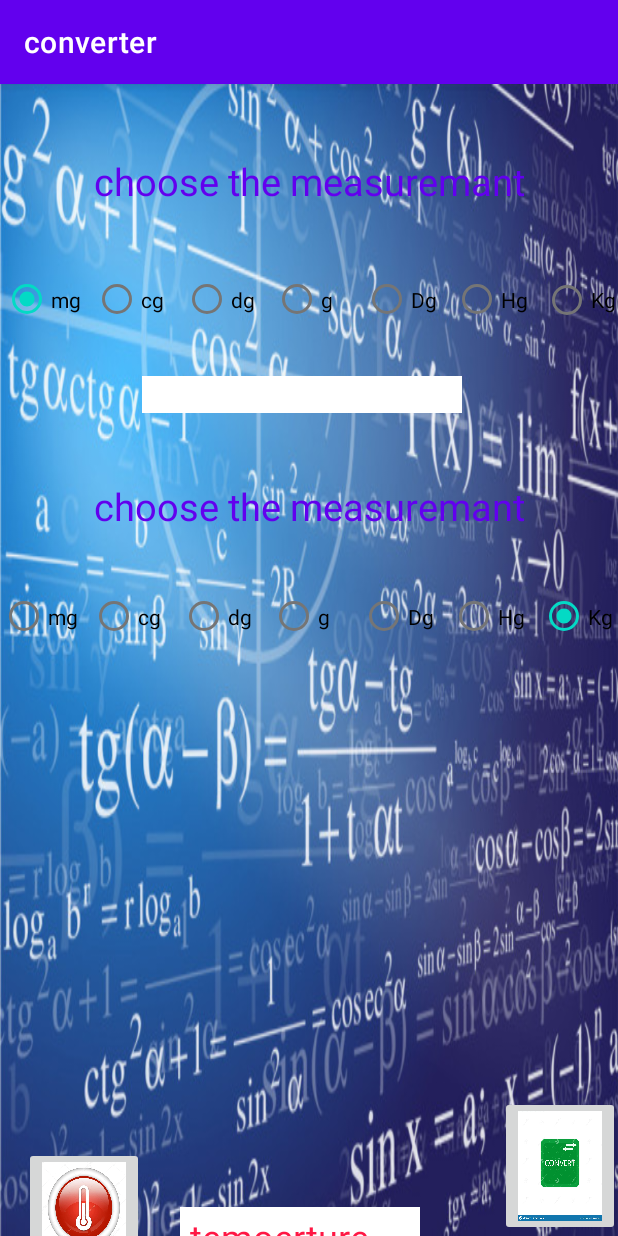
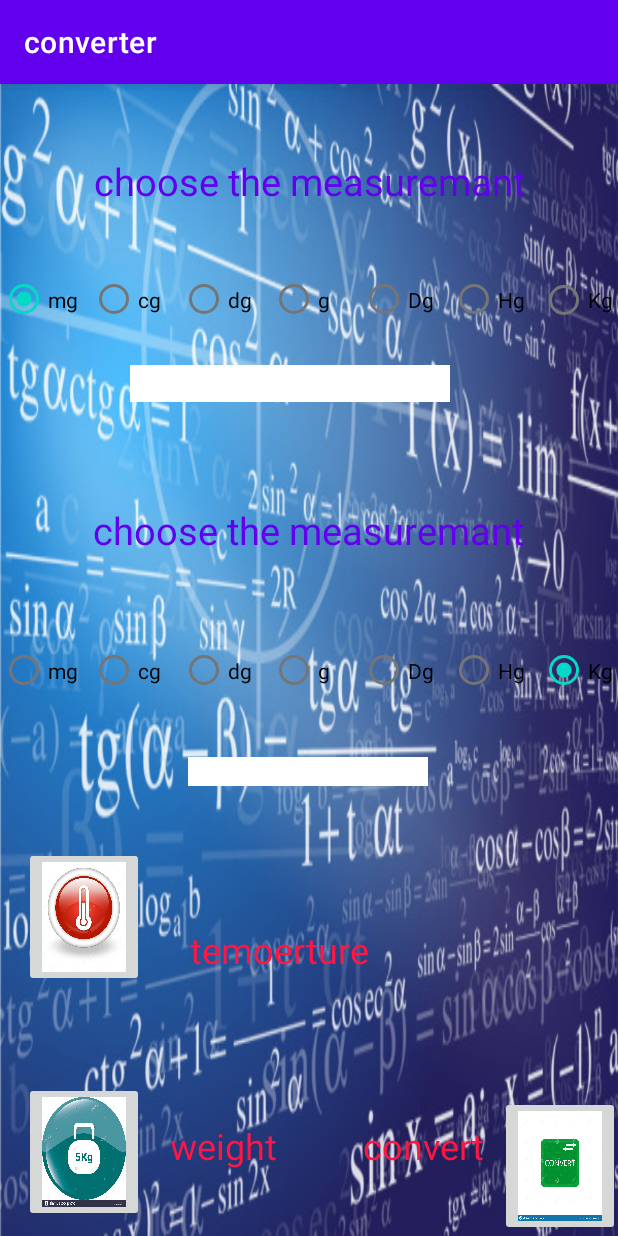
Before and after one commit to alicheaibx/converter, an Android app: the Weight screen opened directly, with no data from a screen before it, on a phone screen of 412 x 824 dp. Run offline under Robolectric (Android 15) with nearby library versions, the phone set to English and light mode, and no system bars.

Commit message:
somthing wrong

```diff
--- a/app/src/main/res/layout/activity_distance.xml
+++ b/app/src/main/res/layout/activity_distance.xml
@@ -107,7 +107,7 @@
 
     <RadioGroup
         android:id="@+id/radioGroup"
-        android:layout_width="wrap_content"
+        android:layout_width="0dp"
         android:layout_height="wrap_content"
         android:checkedButton="@id/rb"
         android:orientation="horizontal"
@@ -163,9 +163,9 @@
 
     <RadioGroup
         android:id="@+id/radioGroup1"
+        android:layout_width="0dp"
+        android:layout_height="wrap_content"
         android:checkedButton="@id/rb13"
-        android:layout_width="wrap_content"
-        android:layout_height="wrap_content"
         android:orientation="horizontal"
         app:layout_constraintBottom_toBottomOf="parent"
         app:layout_constraintEnd_toEndOf="parent"
--- a/app/src/main/res/layout/activity_whight.xml
+++ b/app/src/main/res/layout/activity_whight.xml
@@ -11,12 +11,13 @@
         android:id="@+id/v2"
         android:layout_width="wrap_content"
         android:layout_height="wrap_content"
+        android:layout_marginBottom="300dp"
         android:background="#FFFFFF"
         android:ems="10"
         android:inputType="number"
         app:layout_constraintBottom_toBottomOf="parent"
         app:layout_constraintEnd_toEndOf="parent"
-        app:layout_constraintHorizontal_bias="0.477"
+        app:layout_constraintHorizontal_bias="0.497"
         app:layout_constraintStart_toStartOf="parent"
         app:layout_constraintTop_toBottomOf="@+id/radioGroup"
         app:layout_constraintVertical_bias="0.14" />
@@ -25,7 +26,7 @@
         android:id="@+id/UCF"
         android:layout_width="362dp"
         android:layout_height="45dp"
-        android:layout_marginBottom="464dp"
+        android:layout_marginBottom="448dp"
         android:gravity="center"
         android:text="choose the measuremant"
         android:textAlignment="gravity"
@@ -33,10 +34,10 @@
         android:textSize="25sp"
         app:layout_constraintBottom_toBottomOf="parent"
         app:layout_constraintEnd_toEndOf="parent"
-        app:layout_constraintHorizontal_bias="0.51"
+        app:layout_constraintHorizontal_bias="0.489"
         app:layout_constraintStart_toStartOf="parent"
 
-        app:layout_constraintVertical_bias="0.072" />
+        />
 
     <ImageButton
         android:id="@+id/tempreture"
@@ -102,25 +103,24 @@
         android:inputType="number"
         app:layout_constraintBottom_toBottomOf="parent"
         app:layout_constraintEnd_toEndOf="parent"
-        app:layout_constraintHorizontal_bias="0.477"
+        app:layout_constraintHorizontal_bias="0.437"
         app:layout_constraintStart_toStartOf="parent"
         app:layout_constraintTop_toBottomOf="@+id/radioGroup1"
-        app:layout_constraintVertical_bias="0.036" />
+        app:layout_constraintVertical_bias="0.024" />
 
     <RadioGroup
         android:id="@+id/radioGroup2"
+        android:layout_width="0dp"
+        android:layout_height="wrap_content"
         android:checkedButton="@id/rb13"
-        android:layout_width="wrap_content"
-        android:layout_height="wrap_content"
 
         android:orientation="horizontal"
         app:layout_constraintBottom_toBottomOf="parent"
         app:layout_constraintEnd_toEndOf="parent"
-        app:layout_constraintHorizontal_bias="1.0"
+        app:layout_constraintHorizontal_bias="0.8"
         app:layout_constraintStart_toStartOf="parent"
         app:layout_constraintTop_toBottomOf="@+id/UCF"
-        app:layout_constraintVertical_bias="0.062">
-
+        app:layout_constraintVertical_bias="0.115">
 
 
         <RadioButton
@@ -169,12 +169,13 @@
 
     <RadioGroup
         android:id="@+id/radioGroup1"
+        android:layout_width="0dp"
+        android:layout_height="wrap_content"
         android:checkedButton="@id/rb"
-        android:layout_width="wrap_content"
-        android:layout_height="wrap_content"
         android:orientation="horizontal"
         app:layout_constraintBottom_toBottomOf="parent"
         app:layout_constraintEnd_toEndOf="parent"
+        app:layout_constraintStart_toStartOf="parent"
         app:layout_constraintTop_toBottomOf="@+id/UCT"
         app:layout_constraintVertical_bias="0.043">
 
```
Also changed, not shown: app/src/main/res/layout/activity_tempreture.xml (+8 -7 lines).
